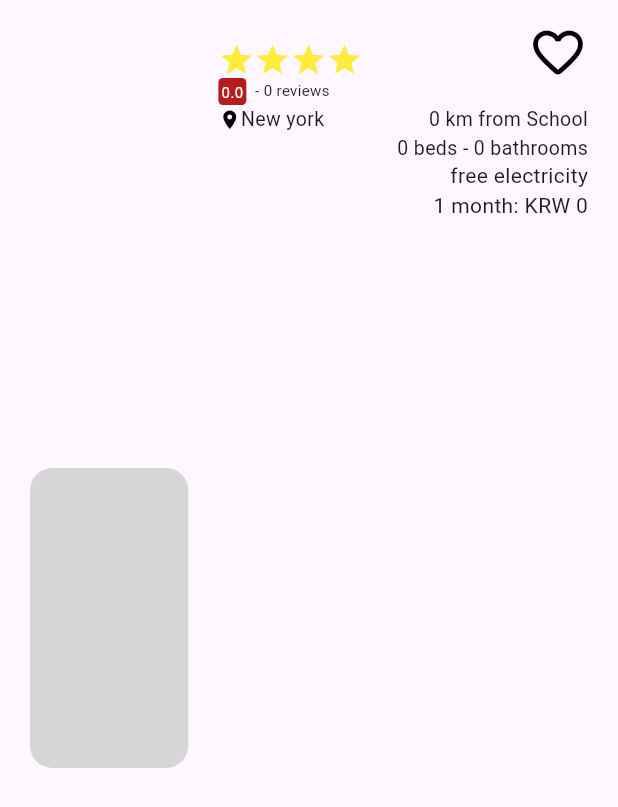
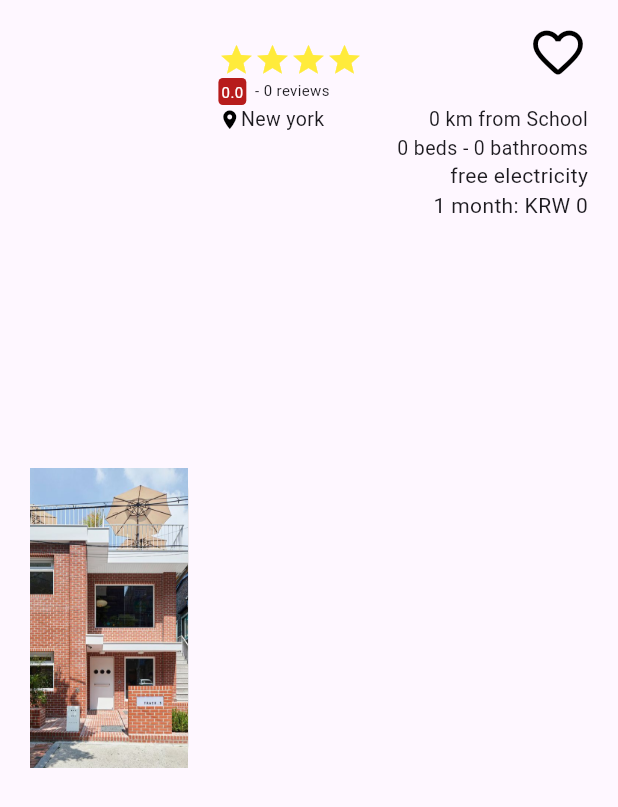
Before and after one commit to Brookmate/brookmate, a Flutter app: the HouseInfo1 widget shown alone on an empty page, opened directly with empty values, on a phone screen of 412 x 824 dp. Shown: the top 807 px of the screen. Run offline on Flutter 3.47's test engine with Material 3 defaults, Android fonts, the phone set to English and light mode, and no system bars.

Commit message:
fix: added widget image & changed class name

```diff
--- a/lib/pages/house_search.dart
+++ b/lib/pages/house_search.dart
@@ -5,10 +5,10 @@ import 'package:flutter/widgets.dart';
 import '../widgets/house_search_info_1.dart';
 
 void main() {
-  runApp(App());
+  runApp(HouseSearch());
 }
 
-class App extends StatelessWidget {
+class HouseSearch extends StatelessWidget {
   final houseList = [
     "Kiwi",
     "StrawBerry",
@@ -18,7 +18,7 @@ class App extends StatelessWidget {
     "Mango",
   ];
 
-  App({super.key});
+  HouseSearch({super.key});
   void onTap() {}
 
   @override
--- a/lib/widgets/house_search_info_1.dart
+++ b/lib/widgets/house_search_info_1.dart
@@ -7,7 +7,7 @@ class HouseInfo1 extends StatefulWidget {
   final bool isFreeElec;
 
   const HouseInfo1({
-    Key? key,
+    super.key,
     required this.houseName,
     required this.numRating,
     required this.rating,
@@ -17,7 +17,7 @@ class HouseInfo1 extends StatefulWidget {
     required this.numBath,
     required this.rent,
     required this.isFreeElec,
-  }) : super(key: key);
+  });
 
   @override
   _HouseInfo1State createState() => _HouseInfo1State();
@@ -34,12 +34,22 @@ class _HouseInfo1State extends State<HouseInfo1> {
         children: [
           Flexible(
             flex: 3,
-            child: Container(
+            child: Stack(
+              children: [
+                Container(
                   height: 200,
                   decoration: BoxDecoration(
                     color: Colors.grey[350],
                     borderRadius: BorderRadius.circular(15),
                   ),
+                ),
+                Positioned.fill(
+                  child: Image.asset(
+                    'assets/images/houseImgg.jpeg',
+                    fit: BoxFit.cover,
+                  ),
+                ),
+              ],
             ),
           ),
           const SizedBox(
@@ -57,8 +67,10 @@ class _HouseInfo1State extends State<HouseInfo1> {
                     Column(
                       crossAxisAlignment: CrossAxisAlignment.start,
                       children: [
-                        Text(widget.houseName,
-                            style: const TextStyle(fontSize: 25, height: 1.1)),
+                        Text(
+                          widget.houseName,
+                          style: const TextStyle(fontSize: 25, height: 1.1),
+                        ),
                         const Row(
                           children: [
                             Icon(
@@ -84,7 +96,8 @@ class _HouseInfo1State extends State<HouseInfo1> {
                             Container(
                               decoration: BoxDecoration(
                                 color: Colors.red.shade900,
-                                  borderRadius: BorderRadius.circular(3)),
+                                borderRadius: BorderRadius.circular(3),
+                              ),
                               padding: const EdgeInsets.all(2),
                               child: Text(
                                 '${widget.numRating}',
@@ -97,10 +110,14 @@ class _HouseInfo1State extends State<HouseInfo1> {
                             const SizedBox(
                               width: 3,
                             ),
-                            Text(widget.rating,
-                                style: const TextStyle(fontSize: 10, height: 0.8)),
-                            Text(' - ${widget.numReviews} reviews',
-                                style: const TextStyle(fontSize: 10, height: 0.8))
+                            Text(
+                              widget.rating,
+                              style: const TextStyle(fontSize: 10, height: 0.8),
+                            ),
+                            Text(
+                              ' - ${widget.numReviews} reviews',
+                              style: const TextStyle(fontSize: 10, height: 0.8),
+                            )
                           ],
                         ),
                       ],
@@ -112,7 +129,9 @@ class _HouseInfo1State extends State<HouseInfo1> {
                         });
                       },
                       child: Icon(
-                        isFavorite ? Icons.favorite : Icons.favorite_border_rounded,
+                        isFavorite
+                            ? Icons.favorite
+                            : Icons.favorite_border_rounded,
                         color: isFavorite ? Colors.pink : Colors.black,
                         size: 40,
                       ),
--- a/pubspec.yaml
+++ b/pubspec.yaml
@@ -59,7 +59,8 @@ flutter:
   uses-material-design: true
 
   # To add assets to your application, add an assets section, like this:
-  # assets:
+  assets:
+      - assets/images/houseImgg.jpeg
   #   - images/a_dot_burr.jpeg
   #   - images/a_dot_ham.jpeg
 
```
Also changed, not shown: assets/images/houseImgg.jpeg (added), 7 other files. Lines whose indentation alone changed are shown as unchanged.
